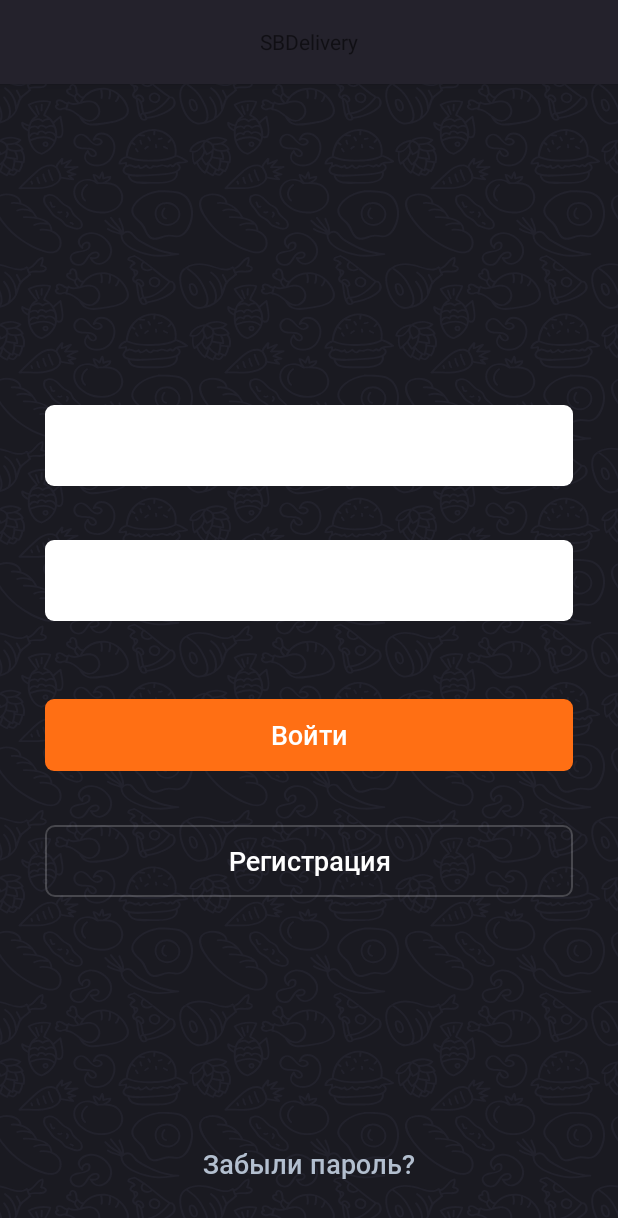
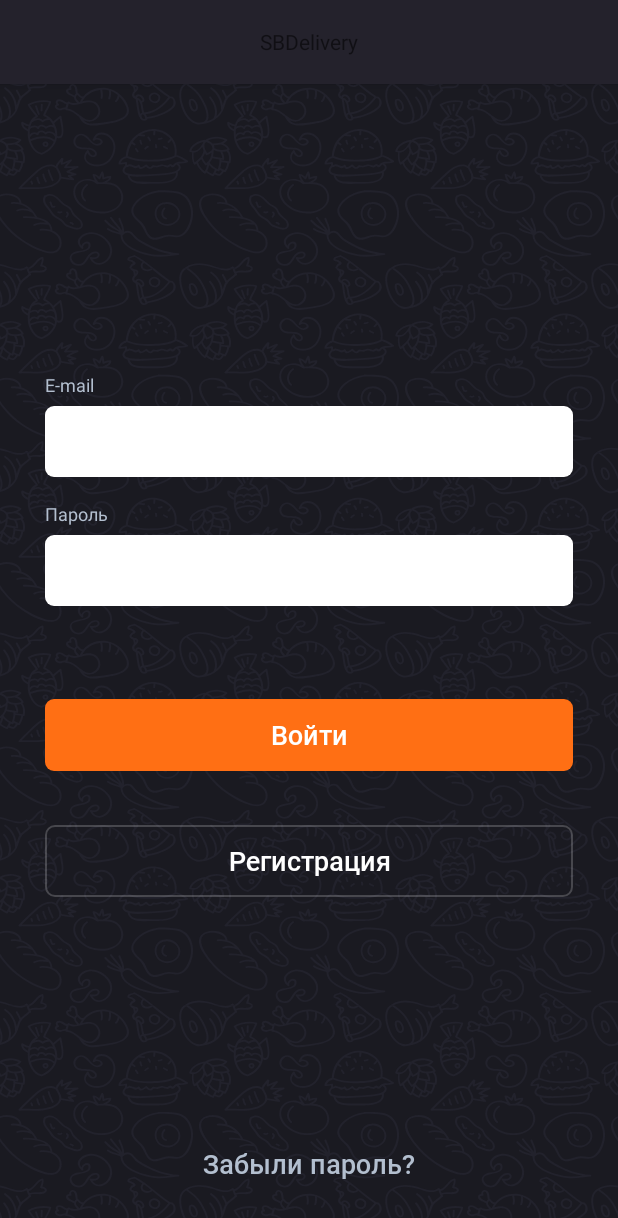
Before and after one commit to spinking/SBDelivery, an Android app: the screen it shows after launch (MainActivity), on a phone screen of 412 x 824 dp. Shown: the top 1218 px of the screen. Run offline under Robolectric (Android 15) with nearby library versions, the phone set to English and light mode, and no system bars.

Commit message:
refactored editText

```diff
--- a/app/src/main/res/layout/fragment_login.xml
+++ b/app/src/main/res/layout/fragment_login.xml
@@ -12,66 +12,64 @@
         android:orientation="horizontal"
         app:layout_constraintGuide_percent="0.5" />
 
-    <com.google.android.material.textfield.TextInputLayout
-        android:id="@+id/email_layout"
-        style="@style/Widget.MaterialComponents.TextInputLayout.OutlinedBox"
-        android:layout_width="0dp"
+    <TextView
+        android:id="@+id/tv_email_label"
+        android:layout_width="wrap_content"
         android:layout_height="wrap_content"
+        android:text="@string/login_hint_email"
+        android:layout_marginStart="@dimen/maxi_margin"
+        android:layout_marginBottom="6dp"
+        style="@style/LabelText"
+        app:layout_constraintStart_toStartOf="parent"
+        app:layout_constraintBottom_toTopOf="@id/ev_email"
+        />
+
+    <EditText
+        android:id="@+id/ev_email"
+        android:layout_width="match_parent"
+        android:layout_height="wrap_content"
+        android:paddingTop="@dimen/standart_padding"
+        android:paddingBottom="@dimen/standart_padding"
+        android:paddingStart="@dimen/standart_padding"
+        android:layout_marginStart="@dimen/maxi_margin"
+        android:layout_marginEnd="@dimen/maxi_margin"
+        android:layout_marginBottom="16dp"
         android:background="@drawable/background_edit_text"
+        style="@style/DarkText"
+        app:layout_constraintStart_toStartOf="parent"
+        app:layout_constraintEnd_toEndOf="parent"
+        app:layout_constraintBottom_toTopOf="@id/tv_password_label"
+        />
+
+    <TextView
+        android:id="@+id/tv_password_label"
+        android:layout_width="wrap_content"
+        android:layout_height="wrap_content"
+        android:text="@string/login_label_password"
+        android:layout_marginStart="@dimen/maxi_margin"
+        android:layout_marginBottom="6dp"
+        style="@style/LabelText"
+        app:layout_constraintStart_toStartOf="parent"
+        app:layout_constraintBottom_toTopOf="@id/ev_password"
+        />
+
+    <EditText
+        android:id="@+id/ev_password"
+        android:layout_width="match_parent"
+        android:layout_height="wrap_content"
+        android:paddingTop="@dimen/standart_padding"
+        android:paddingBottom="@dimen/standart_padding"
+        android:paddingStart="@dimen/standart_padding"
         android:layout_marginStart="@dimen/maxi_margin"
         android:layout_marginEnd="@dimen/maxi_margin"
         android:layout_marginBottom="36dp"
-        android:hint="@string/login_hint_email"
-        app:boxStrokeWidth="0dp"
-        app:boxStrokeColor="@null"
-        app:hintEnabled="false"
-        app:layout_constraintStart_toStartOf="parent"
-        app:layout_constraintEnd_toEndOf="parent"
-        app:layout_constraintBottom_toTopOf="@id/password_layout"
-        >
-        <com.google.android.material.textfield.TextInputEditText
-            android:id="@+id/email_edit"
-            android:maxLines="1"
-            android:imeOptions="actionDone"
-            android:inputType="text"
-            android:textAlignment="center"
-            android:textSelectHandle="@drawable/empty_select_handle"
-            android:layout_width="match_parent"
-            android:layout_height="wrap_content"
-            style="@style/DarkText"
-            />
-    </com.google.android.material.textfield.TextInputLayout>
-
-    <com.google.android.material.textfield.TextInputLayout
-        android:id="@+id/password_layout"
-        style="@style/Widget.MaterialComponents.TextInputLayout.OutlinedBox"
-        android:layout_width="0dp"
-        android:layout_height="wrap_content"
         android:background="@drawable/background_edit_text"
-        android:layout_marginStart="@dimen/maxi_margin"
-        android:layout_marginEnd="@dimen/maxi_margin"
-        android:layout_marginBottom="26dp"
-        android:hint="@string/login_hint_email"
-        app:boxStrokeWidth="0dp"
-        app:boxStrokeColor="@null"
-        app:hintEnabled="false"
+        style="@style/DarkText"
         app:layout_constraintStart_toStartOf="parent"
         app:layout_constraintEnd_toEndOf="parent"
         app:layout_constraintBottom_toTopOf="@id/guideline"
-        >
-        <com.google.android.material.textfield.TextInputEditText
-            android:id="@+id/password_edit"
-            android:maxLines="1"
-            android:imeOptions="actionDone"
-            android:inputType="textPassword"
-            android:textAlignment="center"
-            android:textSelectHandle="@drawable/empty_select_handle"
-            android:textColorHint="@color/color_hint_gray"
-            android:layout_width="match_parent"
-            android:layout_height="wrap_content"
-            style="@style/DarkText"
-            />
-    </com.google.android.material.textfield.TextInputLayout>
+        />
+
 
     <androidx.appcompat.widget.AppCompatButton
         android:id="@+id/btn_enter"
--- a/app/src/main/res/values/dimens.xml
+++ b/app/src/main/res/values/dimens.xml
@@ -3,4 +3,6 @@
     <dimen name="standart_margin">16dp</dimen>
     <dimen name="mini_margin">8dp</dimen>
     <dimen name="maxi_margin">30dp</dimen>
+
+    <dimen name="standart_padding">14dp</dimen>
 </resources>
--- a/app/src/main/res/values/strings.xml
+++ b/app/src/main/res/values/strings.xml
@@ -4,4 +4,5 @@
     <string name="login_enter">Войти</string>
     <string name="login_registration">Регистрация</string>
     <string name="login_forgot_password">Забыли пароль?</string>
+    <string name="login_label_password">Пароль</string>
 </resources>
--- a/app/src/main/res/values/styles.xml
+++ b/app/src/main/res/values/styles.xml
@@ -73,4 +73,9 @@
         <item name="android:textColor">@color/color_text_dark</item>
     </style>
 
+    <style name="LabelText" parent="AppTheme">
+        <item name="android:textSize">12sp</item>
+        <item name="android:textColor">@color/color_label_gray</item>
+    </style>
+
 </resources>
```
